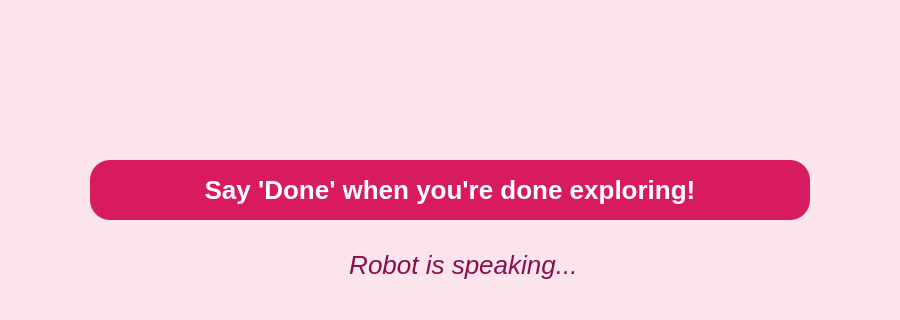
Qt form ui/exploreUI.ui (zenBandara/akshi-robot-main) before a commit; both pictures show x 0 to 900 and y 380 to 700 of the 900 by 700 pixel window.
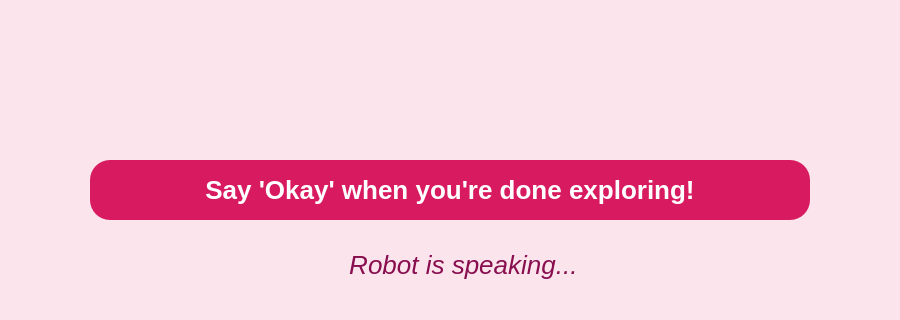
The same form after that commit.

What changed in the file:
```diff
--- a/ui/exploreUI.ui
+++ b/ui/exploreUI.ui
@@ -57,7 +57,7 @@
    <!-- Action Prompt -->
    <item>
     <widget class="QLabel" name="prompt_label">
-     <property name="text"><string>Say 'Done' when you're done exploring!</string></property>
+     <property name="text"><string>Say 'Okay' when you're done exploring!</string></property>
      <property name="alignment"><set>Qt::AlignCenter</set></property>
      <property name="styleSheet"><string>font-size: 26px; font-weight: bold; color: white; background-color: #D81B60; border-radius: 20px; padding: 15px; margin: 0px 50px;</string></property>
     </widget>
```
